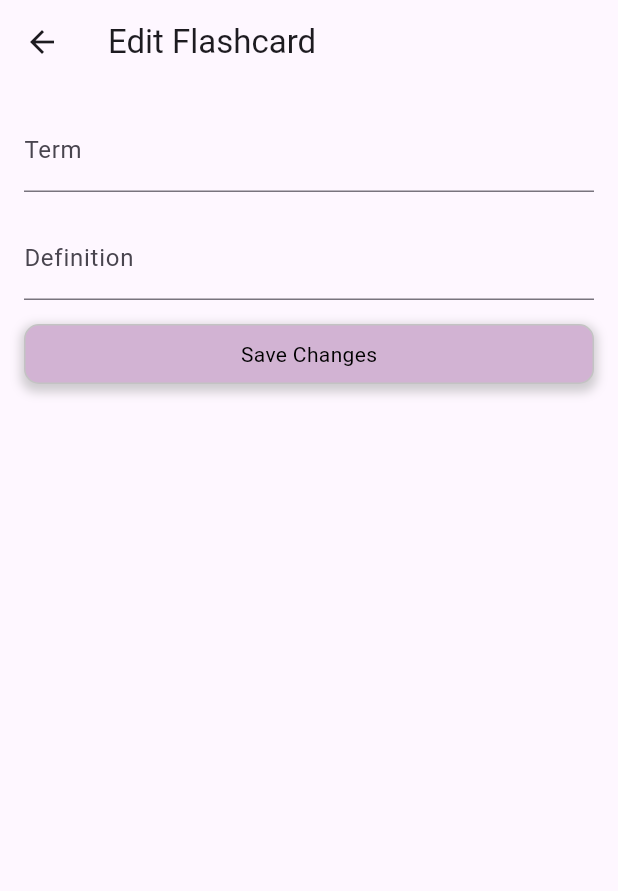
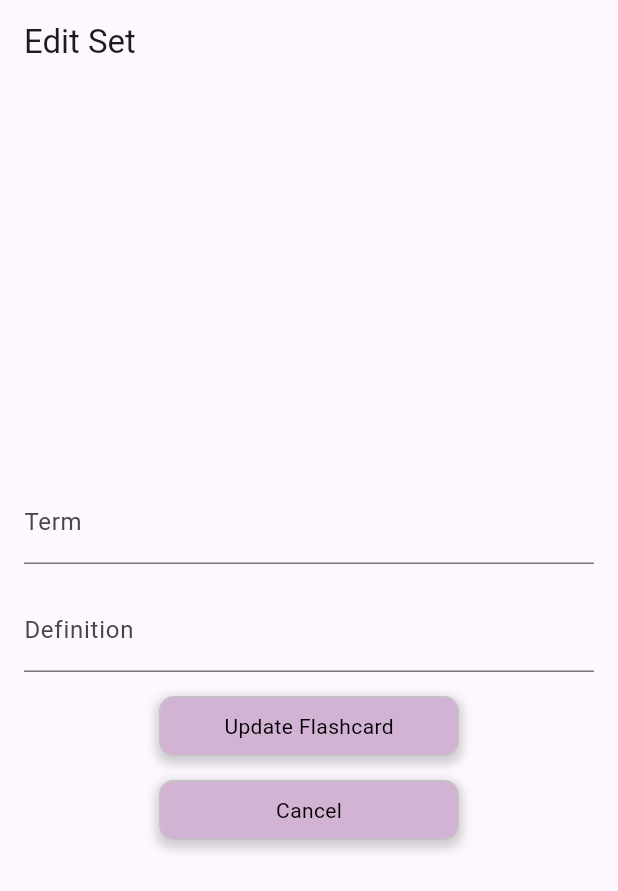
Before and after one commit to weronikakopacz/flashcards-app, a Flutter app: the FlashcardEditScreen screen opened directly with empty values, on a phone screen of 412 x 824 dp. Shown: the top 891 px of the screen. Run offline on Flutter 3.47's test engine with Material 3 defaults, Android fonts, the phone set to English and light mode, and no system bars; our stand-ins replace bloc, equatable, flutter_bloc, logger, shared_preferences; accounts and stored records are empty.

Commit message:
Added UI

```diff
--- a/frontend/lib/screens/flashcard_edit_screen.dart
+++ b/frontend/lib/screens/flashcard_edit_screen.dart
@@ -50,16 +50,21 @@ class FlashcardEditScreenState extends State<FlashcardEditScreen> {
     }
   }
 
+  void _cancel() {
+    Navigator.pop(context);
+  }
+
   @override
   Widget build(BuildContext context) {
     return Scaffold(
       appBar: AppBar(
-        title: const Text('Edit Flashcard'),
-      ),
+            title: const Text('Edit Set'),
+            automaticallyImplyLeading: false,
+          ),
       body: Padding(
         padding: const EdgeInsets.all(16.0),
         child: Column(
-          crossAxisAlignment: CrossAxisAlignment.stretch,
+          mainAxisAlignment: MainAxisAlignment.center,
           children: [
             TextField(
               controller: _termController,
@@ -76,8 +81,15 @@ class FlashcardEditScreenState extends State<FlashcardEditScreen> {
             ),
             const SizedBox(height: 16.0),
             CustomButton(
-              onPressed: _saveChanges,
-              text: 'Save Changes',
+              onPressed: () => _saveChanges(),
+              text: 'Update Flashcard',
+              width: 200,
+              ),
+            const SizedBox(height: 16.0),
+            CustomButton(
+              onPressed: _cancel,
+              text:'Cancel',
+              width: 200,
             ),
           ],
         ),
```
